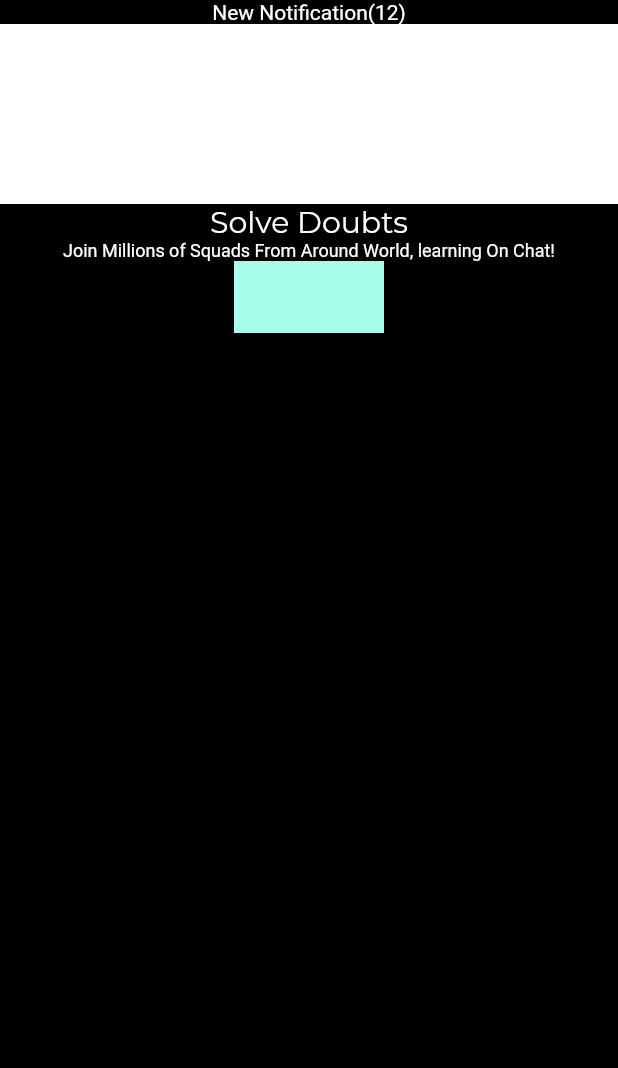
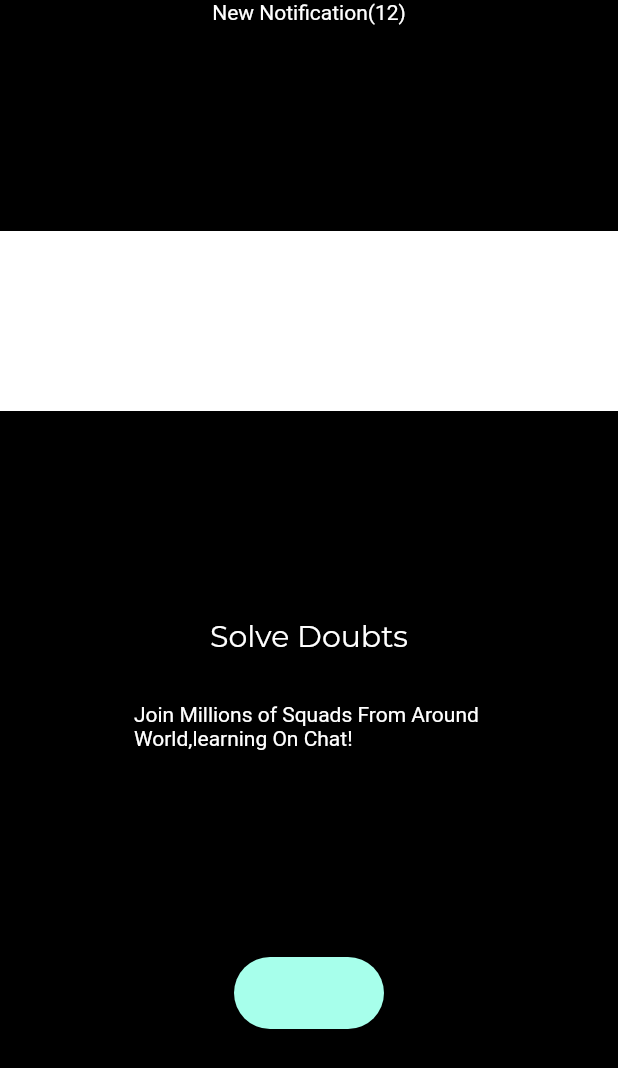
Before and after one commit to JAICHANGPARK/flutter_notebook_8th_story, a Flutter app: the screen it shows after launch, on a phone screen of 412 x 824 dp. Shown: the top 1068 px of the screen. Run offline on Flutter 3.47's test engine with Material 2 defaults, Android fonts, the phone set to English and light mode, and no system bars; our stand-ins replace badges, flutter_hooks, google_fonts, hooks_riverpod, state_notifier.

Commit message:
Update social_enter_page.dart

```diff
--- a/lib/ep588_social_app/social_enter_page.dart
+++ b/lib/ep588_social_app/social_enter_page.dart
@@ -11,29 +11,35 @@ class SocialEnterPage extends StatelessWidget {
             Text("New Notification(12)", style: TextStyle(
               color: Colors.white,
             ),),
+            Spacer(),
             Container(
               height: 120,
               width: double.infinity,
               decoration: BoxDecoration(
                 color: Colors.white,
               ),
-            ),
+            ),Spacer(),
             Text("Solve Doubts",style: GoogleFonts.montserrat(
               color: Colors.white,
               fontSize: 20,
             ),),
-            Text("Join Millions of Squads From Around World, learning On Chat!",
+            SizedBox(height: 32,),
+            Text("Join Millions of Squads From Around "
+                "\nWorld,learning On Chat!",
             style: TextStyle(
-              fontSize: 12,
+              fontSize: 14,
               color: Colors.white
             ),),
+            Spacer(),
             Container(
               height: 48,
               width: 100,
               decoration: BoxDecoration(
-                color: Colors.tealAccent[100]
+                color: Colors.tealAccent[100],
+                borderRadius: BorderRadius.circular(24)
               ),
-            )
+            ),
+            Spacer(),
           ],
         ),
       ),
```
